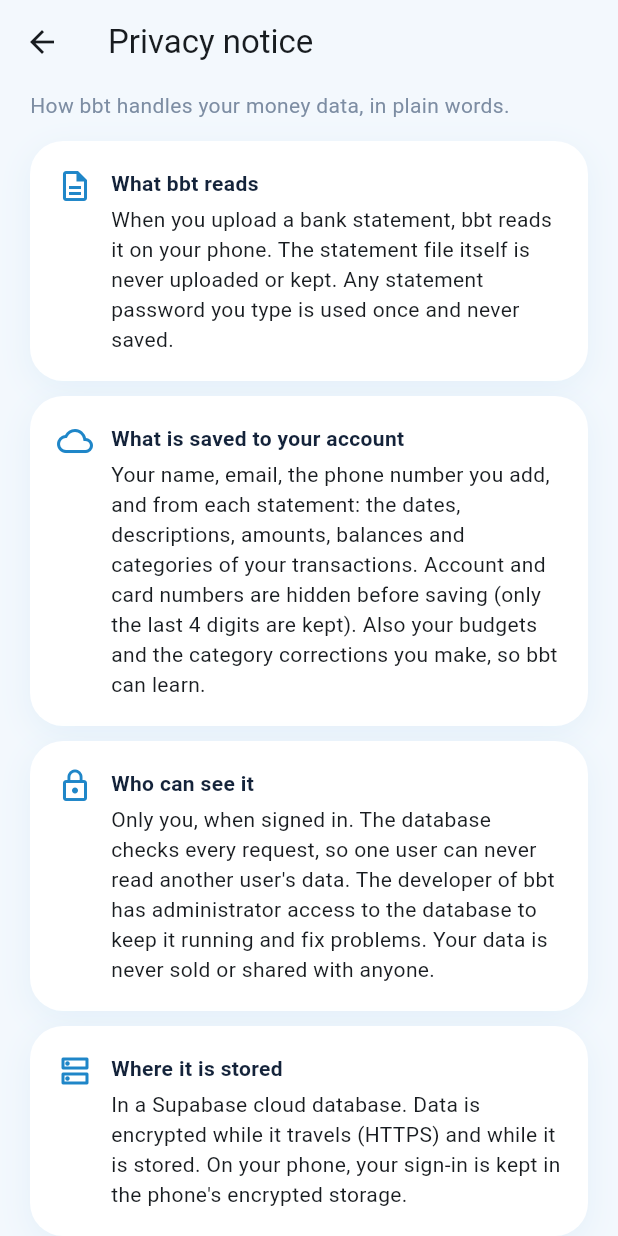
After one commit to Juniorcarl/bbt, a Flutter app: the screen it shows once a user with an empty profile is signed in, item 4 of the bottom bar chosen, scrolled down 576 dp, after a tap on "Privacy notice", on a phone screen of 412 x 824 dp. The commit adds this screen. Run offline on Flutter 3.47's test engine with Material 3 defaults, Android fonts, the phone set to English and light mode, and no system bars; our stand-ins replace file_picker, flutter_secure_storage, local_auth, shared_preferences, supabase_flutter; missing offline and left inert: syncfusion_flutter_pdf; accounts and stored records are empty; network calls fail.

Commit message:
Security: app lock, secure sign-in storage, masked account numbers, privacy notice

```diff
--- a/lib/config.dart
+++ b/lib/config.dart
@@ -8,3 +8,7 @@ const supabaseUrl = String.fromEnvironment('SUPABASE_URL', defaultValue: 'https:
 const supabaseKey = String.fromEnvironment('SUPABASE_KEY', defaultValue: 'sb_publishable_wjtfMfmzvYAAlj772PItUQ_INp6qR_0');
 
 bool get backendConfigured => supabaseUrl.startsWith('https://') && !supabaseKey.startsWith('PASTE_');
+
+/// Shown at the bottom of the privacy notice so users know who to contact
+/// about their data. Leave empty to hide the line.
+const privacyContact = '';
--- a/lib/data/categorizer.dart
+++ b/lib/data/categorizer.dart
@@ -199,6 +199,7 @@ const _noisePrefixes = [
 /// Turns "POS PURCHASE CHOPPIES MALL 471396*5328 05 Oct" into "Choppies Mall".
 String cleanName(String desc) {
   var s = desc
+      .replaceAll(RegExp(r'•+\d*'), ' ') // numbers bbt masked (••••5678)
       .replaceAll(RegExp(r'\b\d{4,}[x*#]+\d{2,}\b', caseSensitive: false), ' ') // masked cards 471396*5328
       .replaceAll(RegExp(r'[x*#]{2,}\d{2,}', caseSensitive: false), ' ')
       .replaceAll(RegExp(r'\b\d{1,2}\s+(jan|feb|mar|apr|may|jun|jul|aug|sep|oct|nov|dec)[a-z]*\b', caseSensitive: false), ' ')
--- a/lib/data/statement_parser.dart
+++ b/lib/data/statement_parser.dart
@@ -5,6 +5,7 @@ import 'package:syncfusion_flutter_pdf/pdf.dart';
 
 import 'categorizer.dart';
 import 'models.dart';
+import 'privacy.dart';
 
 /// What we could read out of one bank statement.
 class ParsedStatement {
@@ -443,7 +444,9 @@ _Reading? _read(_Line l, double? prev) {
   return _Reading(b - 1, amt.value * sign, a[b].signedOrPositive, feeAfter(b), prev == null);
 }
 
-Txn _txn(String desc, DateTime date, double amount, {double fee = 0, double? balance, bool flagged = false}) {
+Txn _txn(String printed, DateTime date, double amount, {double fee = 0, double? balance, bool flagged = false}) {
+  // Account and card numbers never leave the parser.
+  final desc = maskPrivate(printed);
   final (cat, sub) = categorize(desc, amount);
   final source = sub == 'Uncategorised' ? CatSource.none : CatSource.rule;
   final name = desc == kNoDescription ? (amount < 0 ? 'Bank fee' : 'Bank entry') : cleanName(desc);
--- a/lib/main.dart
+++ b/lib/main.dart
@@ -1,5 +1,6 @@
 import 'dart:async';
 
+import 'package:flutter/foundation.dart';
 import 'package:flutter/material.dart';
 import 'package:supabase_flutter/supabase_flutter.dart';
 
@@ -11,15 +12,35 @@ import 'screens/dashboard_screen.dart';
 import 'screens/home_screen.dart';
 import 'screens/profile_screen.dart';
 import 'services/backend.dart';
+import 'services/security.dart';
 import 'theme/app_theme.dart';
+import 'widgets/app_lock.dart';
 import 'widgets/common.dart';
 
 Future<void> main() async {
   WidgetsFlutterBinding.ensureInitialized();
+  await security.init();
   if (backendConfigured) {
-    await Supabase.initialize(url: supabaseUrl, publishableKey: supabaseKey);
+    // Same key supabase_flutter uses by default, so existing sign-ins carry over.
+    final sessionKey = 'sb-${Uri.parse(supabaseUrl).host.split('.').first}-auth-token';
+    await Supabase.initialize(
+      url: supabaseUrl,
+      publishableKey: supabaseKey,
+      authOptions: FlutterAuthClientOptions(
+        // Phones keep the sign-in token in encrypted storage.
+        localStorage: kIsWeb ? null : SecureSessionStorage(sessionKey),
+      ),
+    );
     store.backend = Backend();
+    // Not opened for a month: sign out so an old, forgotten phone isn't left signed in.
+    final auth = Supabase.instance.client.auth;
+    if (auth.currentSession != null && security.awayTooLong) {
+      try {
+        await auth.signOut(scope: SignOutScope.local);
+      } catch (_) {}
+    }
   }
+  security.markActive();
   runApp(const BbtApp());
 }
 
@@ -31,6 +52,8 @@ class BbtApp extends StatelessWidget {
         title: 'bbt',
         debugShowCheckedModeBanner: false,
         theme: buildTheme(),
+        // The app lock sits above every screen and dialog.
+        builder: (context, child) => AppLock(child: child ?? const SizedBox()),
         home: backendConfigured ? const AuthGate() : const _NotConfigured(),
       );
 }
--- a/lib/screens/auth_screen.dart
+++ b/lib/screens/auth_screen.dart
@@ -2,6 +2,7 @@ import 'package:flutter/material.dart';
 import 'package:supabase_flutter/supabase_flutter.dart';
 
 import '../theme/app_theme.dart';
+import 'privacy_screen.dart';
 
 enum _Mode { signIn, signUp, forgot, verifySignup, resetCode }
 
@@ -23,6 +24,7 @@ class _AuthScreenState extends State<AuthScreen> {
   _Mode _mode = _Mode.signIn;
   bool _busy = false;
   bool _showPassword = false;
+  bool _agreed = false;
   String? _error;
   String? _info;
 
@@ -75,7 +77,10 @@ class _AuthScreenState extends State<AuthScreen> {
         final res = await _auth.signUp(
           email: _emailText,
           password: _password.text,
-          data: {'full_name': _name.text.trim()},
+          data: {
+            'full_name': _name.text.trim(),
+            'privacy_accepted_at': DateTime.now().toUtc().toIso8601String(),
+          },
         );
         if (res.session == null) {
           // Email confirmation is switched on in Supabase: ask for the code.
@@ -210,7 +215,12 @@ class _AuthScreenState extends State<AuthScreen> {
       onFieldSubmitted: (_) => _primaryAction(),
       validator: (v) {
         if ((v ?? '').isEmpty) return 'Enter a password';
-        if (_mode != _Mode.signIn && v!.length < 8) return 'Use at least 8 characters';
+        if (_mode != _Mode.signIn) {
+          if (v!.length < 8) return 'Use at least 8 characters';
+          if (!RegExp(r'[A-Za-z]').hasMatch(v) || !RegExp(r'\d').hasMatch(v)) {
+            return 'Use both letters and numbers';
+          }
+        }
         return null;
       },
     );
@@ -239,6 +249,39 @@ class _AuthScreenState extends State<AuthScreen> {
           email,
           gap,
           password,
+          gap,
+          FormField<bool>(
+            initialValue: _agreed,
+            validator: (_) => _agreed ? null : 'Please agree to continue',
+            builder: (field) => Column(crossAxisAlignment: CrossAxisAlignment.start, children: [
+              Row(children: [
+                Checkbox(
+                  value: _agreed,
+                  onChanged: (v) {
+                    setState(() => _agreed = v ?? false);
+                    field.didChange(v);
+                  },
+                ),
+                Expanded(
+                  child: Wrap(crossAxisAlignment: WrapCrossAlignment.center, children: [
+                    const Text('I agree to the '),
+                    GestureDetector(
+                      onTap: () => Navigator.of(context)
+                          .push(MaterialPageRoute<void>(builder: (_) => const PrivacyScreen())),
+                      child: const Text('privacy notice',
+                          style: TextStyle(color: AppColors.primary, decoration: TextDecoration.underline)),
+                    ),
+                  ]),
+                ),
+              ]),
+              if (field.hasError)
+                Padding(
+                  padding: const EdgeInsets.only(left: 12),
+                  child: Text(field.errorText!,
+                      style: TextStyle(color: Theme.of(context).colorScheme.error, fontSize: 12)),
+                ),
+            ]),
+          ),
         ],
       _Mode.forgot => [email],
       _Mode.verifySignup => [code],
--- /dev/null
+++ b/lib/screens/privacy_screen.dart
@@ -0,0 +1,84 @@
+import 'package:flutter/material.dart';
+
+import '../config.dart';
+import '../theme/app_theme.dart';
+import '../widgets/common.dart';
+
+/// Plain-language privacy notice, shown before sign-up and from Profile.
+class PrivacyScreen extends StatelessWidget {
+  const PrivacyScreen({super.key});
+
+  static const _sections = [
+    (
+      Icons.description_outlined,
+      'What bbt reads',
+      'When you upload a bank statement, bbt reads it on your phone. The statement file itself is '
+          'never uploaded or kept. Any statement password you type is used once and never saved.'
+    ),
+    (
+      Icons.cloud_outlined,
+      'What is saved to your account',
+      'Your name, email, the phone number you add, and from each statement: the dates, descriptions, '
+          'amounts, balances and categories of your transactions. Account and card numbers are hidden '
+          'before saving (only the last 4 digits are kept). Also your budgets and the category '
+          'corrections you make, so bbt can learn.'
+    ),
+    (
+      Icons.lock_outline,
+      'Who can see it',
+      'Only you, when signed in. The database checks every request, so one user can never read '
+          'another user\'s data. The developer of bbt has administrator access to the database to keep '
+          'it running and fix problems. Your data is never sold or shared with anyone.'
+    ),
+    (
+      Icons.dns_outlined,
+      'Where it is stored',
+      'In a Supabase cloud database. Data is encrypted while it travels (HTTPS) and while it is '
+          'stored. On your phone, your sign-in is kept in the phone\'s encrypted storage.'
+    ),
+    (
+      Icons.delete_outline,
+      'Deleting your data',
+      'Profile → Delete all my data removes every statement, transaction, budget and correction '
+          'straight away. You can also clear just your statements and upload them again.'
+    ),
+    (
+      Icons.gavel_outlined,
+      'Your rights',
+      'Under Botswana\'s data protection law you can ask what data is held about you, have it '
+          'corrected, or have it deleted. bbt only uses your data to show you your own spending.'
+    ),
+  ];
+
+  @override
+  Widget build(BuildContext context) => Scaffold(
+        appBar: AppBar(title: const Text('Privacy notice'), backgroundColor: AppColors.bg),
+        body: ListView(padding: const EdgeInsets.fromLTRB(20, 4, 20, 32), children: [
+          const Text('How bbt handles your money data, in plain words.',
+              style: TextStyle(color: AppColors.muted)),
+          const SizedBox(height: 14),
+          for (final (icon, title, body) in _sections) ...[
+            BCard(
+              child: Row(crossAxisAlignment: CrossAxisAlignment.start, children: [
+                Icon(icon, color: AppColors.primary),
+                const SizedBox(width: 12),
+                Expanded(
+                  child: Column(crossAxisAlignment: CrossAxisAlignment.start, children: [
+                    Text(title, style: const TextStyle(fontWeight: FontWeight.w700, color: AppColors.ink)),
+                    const SizedBox(height: 4),
+                    Text(body),
+                  ]),
+                ),
+              ]),
+            ),
+            const SizedBox(height: 10),
+          ],
+          if (privacyContact.isNotEmpty)
+            Padding(
+              padding: const EdgeInsets.only(top: 6),
+              child: Text('Questions or requests: $privacyContact',
+                  style: const TextStyle(color: AppColors.muted)),
+            ),
+        ]),
+      );
+}
--- a/lib/screens/profile_screen.dart
+++ b/lib/screens/profile_screen.dart
@@ -5,7 +5,9 @@ import '../data/models.dart';
 import '../data/spending_store.dart';
 import '../data/categorizer.dart';
 import '../services/backend.dart';
+import '../services/security.dart';
 import 'books_check_screen.dart';
+import 'privacy_screen.dart';
 import '../services/statement_import.dart';
 import '../theme/app_theme.dart';
 import '../widgets/common.dart';
@@ -157,15 +159,22 @@ class ProfileScreen extends StatelessWidget {
           ]),
         ),
 
+        if (security.lockSupported || security.isAndroid) ...[
+          const _Header('Security'),
+          const _SecurityCard(),
+        ],
+
         const _Header('Privacy'),
         BCard(
           padding: EdgeInsets.zero,
           child: Column(children: [
-            const ListTile(
-              leading: Icon(Icons.shield_outlined),
-              title: Text('How your data is stored'),
-              subtitle: Text('Statement files are read on your phone and never uploaded. Only the transactions, '
-                  'budgets and category corrections are saved to your account, which only you can access.'),
+            ListTile(
+              leading: const Icon(Icons.shield_outlined),
+              title: const Text('Privacy notice'),
+              subtitle: const Text('What is saved, who can see it and your rights'),
+              trailing: const Icon(Icons.chevron_right),
+              onTap: () => Navigator.of(context)
+                  .push(MaterialPageRoute<void>(builder: (_) => const PrivacyScreen())),
             ),
             ListTile(
               leading: const Icon(Icons.delete_outline, color: Color(0xFFD0573F)),
@@ -269,7 +278,7 @@ class ProfileScreen extends StatelessWidget {
           controller: controller,
           autofocus: true,
           obscureText: true,
-          decoration: const InputDecoration(labelText: 'At least 8 characters'),
+          decoration: const InputDecoration(labelText: '8+ characters, letters and numbers'),
         ),
         actions: [
           TextButton(onPressed: () => Navigator.pop(ctx), child: const Text('Cancel')),
@@ -279,8 +288,9 @@ class ProfileScreen extends StatelessWidget {
     );
     controller.dispose();
     if (pw == null) return;
-    if (pw.length < 8) {
-      messenger.showSnackBar(const SnackBar(content: Text('Password must be at least 8 characters.')));
+    if (pw.length < 8 || !RegExp(r'[A-Za-z]').hasMatch(pw) || !RegExp(r'\d').hasMatch(pw)) {
+      messenger.showSnackBar(
+          const SnackBar(content: Text('Use at least 8 characters with both letters and numbers.')));
       return;
     }
     try {
@@ -357,3 +367,46 @@ class _StatementTile extends StatelessWidget {
     );
   }
 }
+
+/// App lock and screenshot settings (kept on this phone only).
+class _SecurityCard extends StatelessWidget {
+  const _SecurityCard();
+
+  @override
+  Widget build(BuildContext context) => ListenableBuilder(
+        listenable: security,
+        builder: (context, _) => BCard(
+          padding: EdgeInsets.zero,
+          child: Column(children: [
+            if (security.lockSupported)
+              SwitchListTile(
+                secondary: const Icon(Icons.fingerprint),
+                title: const Text('App lock'),
+                subtitle: Text('Ask for your fingerprint, face or PIN when bbt opens '
+                    'or after ${Security.lockAfter.inMinutes} minute away'),
+                value: security.lockEnabled,
+                onChanged: (on) async {
+                  final messenger = ScaffoldMessenger.of(context);
+                  if (!await security.setLockEnabled(on)) {
+                    messenger.showSnackBar(const SnackBar(content: Text('App lock is still on.')));
+                  }
+                },
+              ),
+            if (security.isAndroid)
+              SwitchListTile(
+                secondary: const Icon(Icons.screenshot_monitor_outlined),
+                title: const Text('Hide from screenshots'),
+                subtitle: const Text('Blocks screenshots and hides bbt in the recent apps list. '
+                    'Turn off briefly if you want to take a screenshot.'),
+                value: security.blockScreenshots,
+                onChanged: security.setBlockScreenshots,
+              ),
+            const ListTile(
+              leading: Icon(Icons.timer_outlined),
+              title: Text('Automatic sign-out'),
+              subtitle: Text('If bbt isn\'t opened for 30 days, you are signed out on this phone.'),
+            ),
+          ]),
+        ),
+      );
+}
--- /dev/null
+++ b/lib/services/security.dart
@@ -0,0 +1,157 @@
+import 'package:flutter/foundation.dart';
+import 'package:flutter/services.dart';
+import 'package:flutter_secure_storage/flutter_secure_storage.dart';
+import 'package:local_auth/error_codes.dart' as auth_error;
+import 'package:local_auth/local_auth.dart';
+import 'package:shared_preferences/shared_preferences.dart';
+import 'package:supabase_flutter/supabase_flutter.dart';
+
+/// On-device security settings: app lock, screenshot blocking and
+/// signing out after a long time away. Everything here stays on the phone.
+class Security extends ChangeNotifier {
+  static const _lockKey = 'bbt_app_lock';
+  static const _shotsKey = 'bbt_block_screenshots';
+  static const _activeKey = 'bbt_last_active';
+
+  /// Ask to unlock again after the app has been in the background this long.
+  static const lockAfter = Duration(minutes: 1);
+
+  /// Sign out automatically when the app hasn't been opened for this long.
+  static const signOutAfter = Duration(days: 30);
+
+  static const _screen = MethodChannel('bbt/screen');
+  final _auth = LocalAuthentication();
+  SharedPreferences? _prefs;
+
+  /// True when the phone has a fingerprint, face unlock or screen lock set up.
+  bool lockSupported = false;
+
+  /// True while the fingerprint / PIN prompt is open (it pauses the app).
+  bool authenticating = false;
+
+  bool get isAndroid => !kIsWeb && defaultTargetPlatform == TargetPlatform.android;
+  bool get lockEnabled => lockSupported && (_prefs?.getBool(_lockKey) ?? true);
+  bool get blockScreenshots => _prefs?.getBool(_shotsKey) ?? true;
+
+  Future<void> init() async {
+    try {
+      _prefs = await SharedPreferences.getInstance();
+    } catch (_) {}
+    if (!kIsWeb) {
+      try {
+        lockSupported = await _auth.isDeviceSupported();
+      } catch (_) {
+        lockSupported = false;
+      }
+    }
+    await _applyScreenshots();
+  }
+
+  /// Shows the fingerprint / face / PIN prompt. True when the user got in.
+  Future<bool> unlock({String reason = 'Unlock bbt to see your money'}) async {
+    if (!lockSupported) return true;
+    authenticating = true;
+    try {
+      return await _auth.authenticate(
+        localizedReason: reason,
+        options: const AuthenticationOptions(stickyAuth: true),
+      );
+    } on PlatformException catch (e) {
+      // The phone's screen lock was removed: nothing to check against.
+      if (e.code == auth_error.notAvailable ||
+          e.code == auth_error.passcodeNotSet ||
+          e.code == auth_error.notEnrolled) {
+        return true;
+      }
+      return false;
+    } finally {
+      authenticating = false;
+    }
+  }
+
+  /// Turning the lock off needs the fingerprint / PIN, so someone holding an
+  /// unlocked phone can't switch it off.
+  Future<bool> setLockEnabled(bool on) async {
+    if (!on && !await unlock(reason: 'Confirm it\'s you to turn off the app lock')) return false;
+    await _prefs?.setBool(_lockKey, on);
+    notifyListeners();
+    return true;
+  }
+
+  Future<void> setBlockScreenshots(bool on) async {
+    await _prefs?.setBool(_shotsKey, on);
+    await _applyScreenshots();
+    notifyListeners();
+  }
+
+  Future<void> _applyScreenshots() async {
+    if (!isAndroid) return;
+    try {
+      await _screen.invokeMethod<void>('setSecure', blockScreenshots);
+    } catch (_) {}
+  }
+
+  /// Records that the app is being used now.
+  void markActive() => _prefs?.setInt(_activeKey, DateTime.now().millisecondsSinceEpoch);
+
+  /// True when the app was last used longer ago than [signOutAfter].
+  bool get awayTooLong {
+    final ms = _prefs?.getInt(_activeKey);
+    if (ms == null) return false;
+    return DateTime.now().difference(DateTime.fromMillisecondsSinceEpoch(ms)) > signOutAfter;
+  }
+}
+
+final security = Security();
+
+/// Keeps the sign-in token in the phone's encrypted keystore instead of plain
+/// app storage. Used on Android/iOS; the web keeps the default.
+class SecureSessionStorage extends LocalStorage {
+  SecureSessionStorage(this.key);
+
+  final String key;
+  // Defaults: AES-GCM encryption with a key held in the Android Keystore.
+  static const _storage = FlutterSecureStorage();
+
+  @override
+  Future<void> initialize() async {
+    // Move a session saved by older versions of bbt (plain storage) across.
+    try {
+      final prefs = await SharedPreferences.getInstance();
+      final old = prefs.getString(key);
+      if (old != null) {
+        if (!await _storage.containsKey(key: key)) await _storage.write(key: key, value: old);
+        await prefs.remove(key);
+      }
+    } catch (_) {}
+  }
+
+  @override
+  Future<bool> hasAccessToken() async {
+    try {
+      return await _storage.containsKey(key: key);
+    } catch (_) {
+      return false; // keystore unreadable: sign in again
+    }
+  }
+
+  @override
+  Future<String?> accessToken() async {
+    try {
+      return await _storage.read(key: key);
+    } catch (_) {
+      return null;
+    }
+  }
+
+  @override
+  Future<void> removePersistedSession() async {
+    try {
+      await _storage.delete(key: key);
+    } catch (_) {}
+  }
+
+  @override
+  Future<void> persistSession(String persistSessionString) =>
+      _storage.write(key: key, value: persistSessionString);
+}
--- /dev/null
+++ b/lib/widgets/app_lock.dart
@@ -0,0 +1,117 @@
+import 'package:flutter/material.dart';
+import 'package:supabase_flutter/supabase_flutter.dart';
+
+import '../config.dart';
+import '../services/security.dart';
+import '../theme/app_theme.dart';
+
+/// Covers the whole app (every screen and dialog) with a lock screen when it
+/// opens signed in, and again when it comes back after more than
+/// [Security.lockAfter] in the background. The app underneath keeps its
+/// state (an upload in progress carries on). Used in MaterialApp.builder.
+class AppLock extends StatefulWidget {
+  final Widget child;
+  const AppLock({super.key, required this.child});
+
+  @override
+  State<AppLock> createState() => _AppLockState();
+}
+
+class _AppLockState extends State<AppLock> with WidgetsBindingObserver {
+  late bool _locked = security.lockEnabled && _signedIn;
+
+  static bool get _signedIn => backendConfigured && Supabase.instance.client.auth.currentSession != null;
+  DateTime? _leftAt;
+
+  @override
+  void initState() {
+    super.initState();
+    WidgetsBinding.instance.addObserver(this);
+    if (_locked) WidgetsBinding.instance.addPostFrameCallback((_) => _unlock());
+  }
+
+  @override
+  void dispose() {
+    WidgetsBinding.instance.removeObserver(this);
+    super.dispose();
+  }
+
+  @override
+  void didChangeAppLifecycleState(AppLifecycleState state) {
+    // The fingerprint / PIN prompt itself pauses the app; ignore that.
+    if (security.authenticating) return;
+    if (state == AppLifecycleState.paused || state == AppLifecycleState.hidden) {
+      _leftAt ??= DateTime.now();
+    } else if (state == AppLifecycleState.resumed) {
+      final left = _leftAt;
+      _leftAt = null;
+      security.markActive();
+      final away = left == null ? Duration.zero : DateTime.now().difference(left);
+      if (!_locked && security.lockEnabled && _signedIn && away >= Security.lockAfter) {
+        setState(() => _locked = true);
+        _unlock();
+      }
+    }
+  }
+
+  Future<void> _unlock() async {
+    if (await security.unlock() && mounted) setState(() => _locked = false);
+  }
+
+  Future<void> _signOut() async {
+    try {
+      await Supabase.instance.client.auth.signOut(scope: SignOutScope.local);
+    } catch (_) {}
+    if (mounted) setState(() => _locked = false);
+  }
+
+  @override
+  Widget build(BuildContext context) => Stack(fit: StackFit.expand, children: [
+        // Offstage keeps the app's state but doesn't draw it behind the lock.
+        Offstage(offstage: _locked, child: TickerMode(enabled: !_locked, child: widget.child)),
+        if (_locked) Positioned.fill(child: _LockScreen(onUnlock: _unlock, onSignOut: _signOut)),
+      ]);
+}
+
+class _LockScreen extends StatelessWidget {
+  final VoidCallback onUnlock;
+  final VoidCallback onSignOut;
+  const _LockScreen({required this.onUnlock, required this.onSignOut});
+
+  @override
+  Widget build(BuildContext context) => Scaffold(
+        backgroundColor: AppColors.bg,
+        body: SafeArea(
+          child: Padding(
+            padding: const EdgeInsets.all(28),
+            child: Column(children: [
+              const Spacer(),
+              Container(
+                width: 84,
+                height: 84,
+                decoration: const BoxDecoration(color: AppColors.ink, shape: BoxShape.circle),
+                child: const Icon(Icons.lock_rounded, color: Colors.white, size: 38),
+              ),
+              const SizedBox(height: 20),
+              const Text('bbt is locked',
+                  style: TextStyle(fontSize: 22, fontWeight: FontWeight.w800, color: AppColors.ink)),
+              const SizedBox(height: 6),
+              const Text('Use your fingerprint, face or phone PIN to continue.',
+                  textAlign: TextAlign.center, style: TextStyle(color: AppColors.muted)),
+              const Spacer(),
+              FilledButton.icon(
+                onPressed: onUnlock,
+                icon: const Icon(Icons.fingerprint),
+                label: const Text('Unlock'),
+                style: FilledButton.styleFrom(minimumSize: const Size.fromHeight(52)),
+              ),
+              const SizedBox(height: 6),
+              TextButton(
+                onPressed: onSignOut,
+                child: const Text('Sign out instead'),
+              ),
+            ]),
+          ),
+        ),
+      );
+}
--- a/pubspec.yaml
+++ b/pubspec.yaml
@@ -38,6 +38,10 @@ dependencies:
   file_picker: '>=12.0.0 <14.0.0' # v12+ API: FilePicker.pickFile() + readAsBytes()
   syncfusion_flutter_pdf: '>=27.0.0 <40.0.0'
   supabase_flutter: ^2.18.0 # sign-up/login + database
+  # Security
+  local_auth: '>=2.3.0 <3.0.0' # app lock: fingerprint / face / phone PIN
+  flutter_secure_storage: ^10.3.4 # sign-in token in the encrypted keystore
+  shared_preferences: ^2.3.0 # on-phone settings (app lock on/off, last opened)
 
 dev_dependencies:
   flutter_test:
```
Also changed, not shown: lib/data/privacy.dart (added, +19 -0 lines), pubspec.lock, 13 other files.
